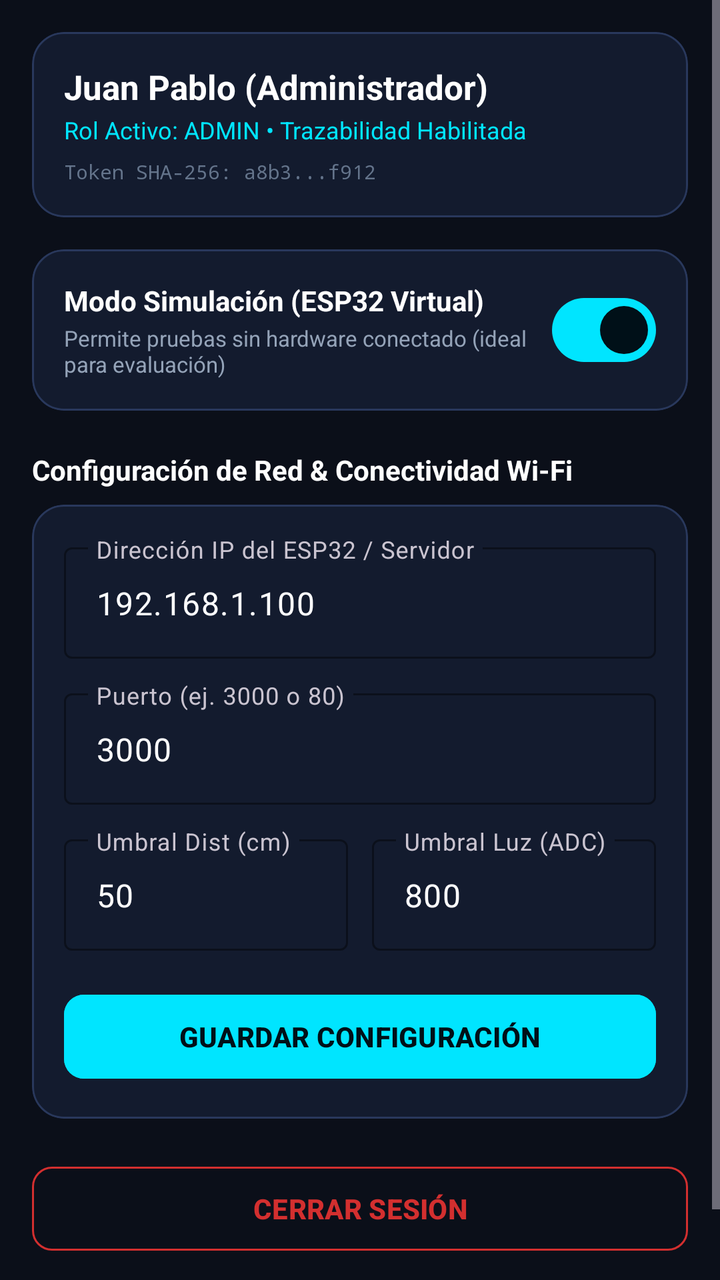
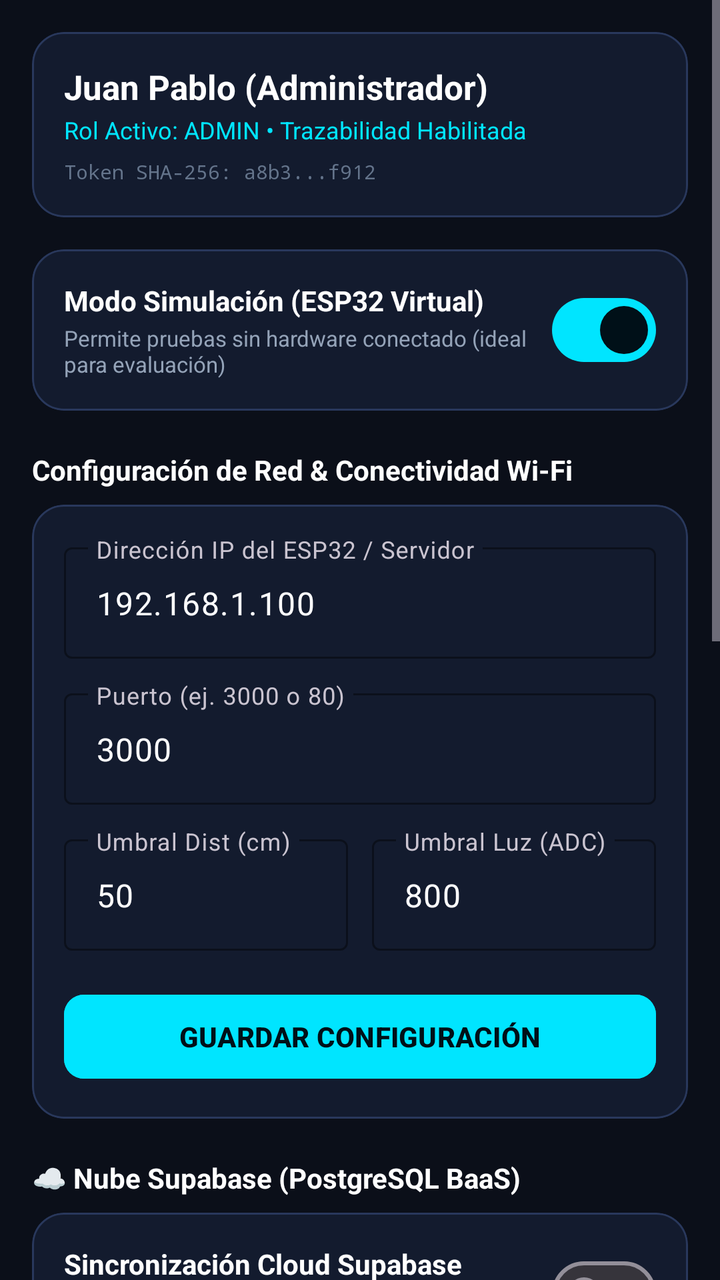

Before-and-after screenshots of an Android layout around one commit, followed by the original layout XML and the change that was made.
<!-- AndroidManifest.xml: application theme Theme.CentinelaIoT -->
<!-- res/layout/fragment_settings.xml -->
<?xml version="1.0" encoding="utf-8"?>
<ScrollView xmlns:android="http://schemas.android.com/apk/res/android"
    xmlns:app="http://schemas.android.com/apk/res-auto"
    android:layout_width="match_parent"
    android:layout_height="match_parent"
    android:background="@color/background"
    android:fillViewport="true">

    <LinearLayout
        android:layout_width="match_parent"
        android:layout_height="wrap_content"
        android:orientation="vertical"
        android:padding="16dp">

        
        <com.google.android.material.card.MaterialCardView
            android:layout_width="match_parent"
            android:layout_height="wrap_content"
            app:cardBackgroundColor="@color/surface"
            app:cardCornerRadius="16dp"
            app:strokeColor="@color/card_stroke"
            app:strokeWidth="1dp">

            <LinearLayout
                android:layout_width="match_parent"
                android:layout_height="wrap_content"
                android:orientation="vertical"
                android:padding="16dp">

                <TextView
                    android:id="@+id/tvCurrentUserName"
                    android:layout_width="wrap_content"
                    android:layout_height="wrap_content"
                    android:text="Juan Pablo (Administrador)"
                    android:textColor="@color/text_primary"
                    android:textSize="17sp"
                    android:textStyle="bold" />

                <TextView
                    android:id="@+id/tvCurrentUserRole"
                    android:layout_width="wrap_content"
                    android:layout_height="wrap_content"
                    android:layout_marginTop="2dp"
                    android:text="Rol Activo: ADMIN • Trazabilidad Habilitada"
                    android:textColor="@color/primary"
                    android:textSize="12sp" />

                <TextView
                    android:id="@+id/tvSessionToken"
                    android:layout_width="wrap_content"
                    android:layout_height="wrap_content"
                    android:layout_marginTop="6dp"
                    android:fontFamily="monospace"
                    android:text="Token SHA-256: a8b3...f912"
                    android:textColor="@color/text_muted"
                    android:textSize="10sp" />
            </LinearLayout>
        </com.google.android.material.card.MaterialCardView>

        
        <com.google.android.material.card.MaterialCardView
            android:layout_width="match_parent"
            android:layout_height="wrap_content"
            android:layout_marginTop="16dp"
            app:cardBackgroundColor="@color/surface"
            app:cardCornerRadius="16dp"
            app:strokeColor="@color/card_stroke"
            app:strokeWidth="1dp">

            <LinearLayout
                android:layout_width="match_parent"
                android:layout_height="wrap_content"
                android:orientation="vertical"
                android:padding="16dp">

                <LinearLayout
                    android:layout_width="match_parent"
                    android:layout_height="wrap_content"
                    android:gravity="center_vertical"
                    android:orientation="horizontal">

                    <LinearLayout
                        android:layout_width="0dp"
                        android:layout_height="wrap_content"
                        android:layout_weight="1"
                        android:orientation="vertical">

                        <TextView
                            android:layout_width="wrap_content"
                            android:layout_height="wrap_content"
                            android:text="@string/mode_simulation"
                            android:textColor="@color/text_primary"
                            android:textSize="14sp"
                            android:textStyle="bold" />

                        <TextView
                            android:layout_width="wrap_content"
                            android:layout_height="wrap_content"
                            android:layout_marginTop="2dp"
                            android:text="Permite pruebas sin hardware conectado (ideal para evaluación)"
                            android:textColor="@color/text_secondary"
                            android:textSize="11sp" />
                    </LinearLayout>

                    <com.google.android.material.materialswitch.MaterialSwitch
                        android:id="@+id/switchSimulatorMode"
                        android:layout_width="wrap_content"
                        android:layout_height="wrap_content"
                        android:checked="true" />
                </LinearLayout>
            </LinearLayout>
        </com.google.android.material.card.MaterialCardView>

        
        <TextView
            android:layout_width="wrap_content"
            android:layout_height="wrap_content"
            android:layout_marginTop="20dp"
            android:text="Configuración de Red &amp; Conectividad Wi-Fi"
            android:textColor="@color/text_primary"
            android:textSize="14sp"
            android:textStyle="bold" />

        <com.google.android.material.card.MaterialCardView
            android:layout_width="match_parent"
            android:layout_height="wrap_content"
            android:layout_marginTop="8dp"
            app:cardBackgroundColor="@color/surface"
            app:cardCornerRadius="16dp"
            app:strokeColor="@color/card_stroke"
            app:strokeWidth="1dp">

            <LinearLayout
                android:layout_width="match_parent"
                android:layout_height="wrap_content"
                android:orientation="vertical"
                android:padding="16dp">

                
                <com.google.android.material.textfield.TextInputLayout
                    style="@style/Widget.Material3.TextInputLayout.OutlinedBox"
                    android:layout_width="match_parent"
                    android:layout_height="wrap_content"
                    android:hint="@string/hint_ip_address"
                    app:boxStrokeColor="@color/primary">

                    <com.google.android.material.textfield.TextInputEditText
                        android:id="@+id/etEsp32Host"
                        android:layout_width="match_parent"
                        android:layout_height="wrap_content"
                        android:text="192.168.1.100"
                        android:textColor="@color/text_primary" />
                </com.google.android.material.textfield.TextInputLayout>

                
                <com.google.android.material.textfield.TextInputLayout
                    style="@style/Widget.Material3.TextInputLayout.OutlinedBox"
                    android:layout_width="match_parent"
                    android:layout_height="wrap_content"
                    android:layout_marginTop="12dp"
                    android:hint="@string/hint_port"
                    app:boxStrokeColor="@color/primary">

                    <com.google.android.material.textfield.TextInputEditText
                        android:id="@+id/etEsp32Port"
                        android:layout_width="match_parent"
                        android:layout_height="wrap_content"
                        android:inputType="number"
                        android:text="3000"
                        android:textColor="@color/text_primary" />
                </com.google.android.material.textfield.TextInputLayout>

                
                <LinearLayout
                    android:layout_width="match_parent"
                    android:layout_height="wrap_content"
                    android:layout_marginTop="12dp"
                    android:orientation="horizontal">

                    <com.google.android.material.textfield.TextInputLayout
                        style="@style/Widget.Material3.TextInputLayout.OutlinedBox"
                        android:layout_width="0dp"
                        android:layout_height="wrap_content"
                        android:layout_marginEnd="6dp"
                        android:layout_weight="1"
                        android:hint="Umbral Dist (cm)"
                        app:boxStrokeColor="@color/primary">

                        <com.google.android.material.textfield.TextInputEditText
                            android:id="@+id/etUmbralDist"
                            android:layout_width="match_parent"
                            android:layout_height="wrap_content"
                            android:inputType="number"
                            android:text="50"
                            android:textColor="@color/text_primary" />
                    </com.google.android.material.textfield.TextInputLayout>

                    <com.google.android.material.textfield.TextInputLayout
                        style="@style/Widget.Material3.TextInputLayout.OutlinedBox"
                        android:layout_width="0dp"
                        android:layout_height="wrap_content"
                        android:layout_marginStart="6dp"
                        android:layout_weight="1"
                        android:hint="Umbral Luz (ADC)"
                        app:boxStrokeColor="@color/primary">

                        <com.google.android.material.textfield.TextInputEditText
                            android:id="@+id/etUmbralLuz"
                            android:layout_width="match_parent"
                            android:layout_height="wrap_content"
                            android:inputType="number"
                            android:text="800"
                            android:textColor="@color/text_primary" />
                    </com.google.android.material.textfield.TextInputLayout>
                </LinearLayout>

                
                <com.google.android.material.button.MaterialButton
                    android:id="@+id/btnSaveSettings"
                    android:layout_width="match_parent"
                    android:layout_height="50dp"
                    android:layout_marginTop="18dp"
                    android:backgroundTint="@color/primary"
                    android:text="@string/btn_save_config"
                    android:textColor="@color/on_primary"
                    android:textStyle="bold"
                    app:cornerRadius="10dp" />

            </LinearLayout>
        </com.google.android.material.card.MaterialCardView>

        
        <com.google.android.material.button.MaterialButton
            android:id="@+id/btnLogout"
            style="@style/Widget.Material3.Button.OutlinedButton"
            android:layout_width="match_parent"
            android:layout_height="50dp"
            android:layout_marginTop="20dp"
            android:layout_marginBottom="32dp"
            android:text="@string/btn_logout"
            android:textColor="@color/inacap_red"
            android:textStyle="bold"
            app:cornerRadius="10dp"
            app:strokeColor="@color/inacap_red" />

    </LinearLayout>
</ScrollView>
<!-- resources referenced by this layout -->
<resources>
  <color name="background">#0B0F19</color>
  <color name="card_stroke">#29385C</color>
  <color name="inacap_red">#D32F2F</color>
  <color name="on_primary">#001018</color>
  <color name="primary">#00E5FF</color>
  <color name="surface">#131B2E</color>
  <color name="text_muted">#64748B</color>
  <color name="text_primary">#FFFFFF</color>
  <color name="text_secondary">#94A3B8</color>
  <string name="btn_logout">CERRAR SESIÓN</string>
  <string name="btn_save_config">GUARDAR CONFIGURACIÓN</string>
  <string name="hint_ip_address">Dirección IP del ESP32 / Servidor</string>
  <string name="hint_port">Puerto (ej. 3000 o 80)</string>
  <string name="mode_simulation">Modo Simulación (ESP32 Virtual)</string>
  <style name="Theme.CentinelaIoT" parent="Theme.Material3.Dark.NoActionBar">
          
          <item name="colorPrimary">@color/primary</item>
          <item name="colorOnPrimary">@color/on_primary</item>
          
          <item name="colorSecondary">@color/secondary</item>
          <item name="colorOnSecondary">@color/on_secondary</item>
          
          <item name="android:statusBarColor">@color/background</item>
          <item name="android:navigationBarColor">@color/background</item>
          
          <item name="android:windowBackground">@color/background</item>
          <item name="colorSurface">@color/surface</item>
          <item name="colorSurfaceVariant">@color/surface_variant</item>
      </style>
  <color name="secondary">#00E676</color>
  <color name="on_secondary">#00210A</color>
  <color name="surface_variant">#1E2945</color>
</resources>

<!-- the commit's change to res/layout/fragment_settings.xml (unified diff, before → after) -->
@@ -222,6 +222,204 @@
                     android:layout_marginTop="18dp"
                     android:backgroundTint="@color/primary"
                     android:text="@string/btn_save_config"
+                    android:textColor="@color/on_primary"
+                    android:textStyle="bold"
+                    app:cornerRadius="10dp" />
+
+            </LinearLayout>
+        </com.google.android.material.card.MaterialCardView>
+
+        
+        <TextView
+            android:layout_width="wrap_content"
+            android:layout_height="wrap_content"
+            android:layout_marginTop="20dp"
+            android:text="☁️ Nube Supabase (PostgreSQL BaaS)"
+            android:textColor="@color/text_primary"
+            android:textSize="14sp"
+            android:textStyle="bold" />
+
+        <com.google.android.material.card.MaterialCardView
+            android:layout_width="match_parent"
+            android:layout_height="wrap_content"
+            android:layout_marginTop="8dp"
+            app:cardBackgroundColor="@color/surface"
+            app:cardCornerRadius="16dp"
+            app:strokeColor="@color/card_stroke"
+            app:strokeWidth="1dp">
+
+            <LinearLayout
+                android:layout_width="match_parent"
+                android:layout_height="wrap_content"
+                android:orientation="vertical"
+                android:padding="16dp">
+
+                
+                <LinearLayout
+                    android:layout_width="match_parent"
+                    android:layout_height="wrap_content"
+                    android:gravity="center_vertical"
+                    android:orientation="horizontal">
+
+                    <LinearLayout
+                        android:layout_width="0dp"
+                        android:layout_height="wrap_content"
+                        android:layout_weight="1"
+                        android:orientation="vertical">
+
+                        <TextView
+                            android:layout_width="wrap_content"
+                            android:layout_height="wrap_content"
+                            android:text="Sincronización Cloud Supabase"
+                            android:textColor="@color/text_primary"
+                            android:textSize="14sp"
+                            android:textStyle="bold" />
+
+                        <TextView
+                            android:layout_width="wrap_content"
+                            android:layout_height="wrap_content"
+                            android:layout_marginTop="2dp"
+                            android:text="Sincroniza roles, usuarios y telemetría con tu base de datos remota"
+                            android:textColor="@color/text_secondary"
+                            android:textSize="11sp" />
+                    </LinearLayout>
+
+                    <com.google.android.material.materialswitch.MaterialSwitch
+                        android:id="@+id/switchSupabaseSync"
+                        android:layout_width="wrap_content"
+                        android:layout_height="wrap_content" />
+                </LinearLayout>
+
+                
+                <com.google.android.material.textfield.TextInputLayout
+                    style="@style/Widget.Material3.TextInputLayout.OutlinedBox"
+                    android:layout_width="match_parent"
+                    android:layout_height="wrap_content"
+                    android:layout_marginTop="14dp"
+                    android:hint="URL Proyecto Supabase (ej: https://xyz.supabase.co)"
+                    app:boxStrokeColor="@color/primary">
+
+                    <com.google.android.material.textfield.TextInputEditText
+                        android:id="@+id/etSupabaseUrl"
+                        android:layout_width="match_parent"
+                        android:layout_height="wrap_content"
+                        android:inputType="textUri"
+                        android:textColor="@color/text_primary" />
+                </com.google.android.material.textfield.TextInputLayout>
+
+                
+                <com.google.android.material.textfield.TextInputLayout
+                    style="@style/Widget.Material3.TextInputLayout.OutlinedBox"
+                    android:layout_width="match_parent"
+                    android:layout_height="wrap_content"
+                    android:layout_marginTop="12dp"
+                    android:hint="Supabase Anon Key (eyJ...)"
+                    app:boxStrokeColor="@color/primary">
+
+                    <com.google.android.material.textfield.TextInputEditText
+                        android:id="@+id/etSupabaseKey"
+                        android:layout_width="match_parent"
+                        android:layout_height="wrap_content"
+                        android:inputType="textPassword"
+                        android:textColor="@color/text_primary" />
+                </com.google.android.material.textfield.TextInputLayout>
+
+                
+                <TextView
+                    android:id="@+id/tvSupabaseStatus"
+                    android:layout_width="wrap_content"
+                    android:layout_height="wrap_content"
+                    android:layout_marginTop="8dp"
+                    android:text="Estado: Desconectado de Supabase"
+                    android:textColor="@color/text_muted"
+                    android:textSize="12sp" />
+
+                
+                <LinearLayout
+                    android:layout_width="match_parent"
+                    android:layout_height="wrap_content"
+                    android:layout_marginTop="14dp"
+                    android:orientation="horizontal">
+
+                    <com.google.android.material.button.MaterialButton
+                        android:id="@+id/btnTestSupabase"
+                        style="@style/Widget.Material3.Button.OutlinedButton"
+                        android:layout_width="0dp"
+                        android:layout_height="48dp"
+                        android:layout_marginEnd="6dp"
+                        android:layout_weight="1"
+                        android:text="Probar Conexión"
+                        android:textColor="@color/primary"
+                        android:textSize="12sp"
+                        app:strokeColor="@color/primary" />
+
+                    <com.google.android.material.button.MaterialButton
+                        android:id="@+id/btnSyncSupabase"
+                        android:layout_width="0dp"
+                        android:layout_height="48dp"
+                        android:layout_marginStart="6dp"
+                        android:layout_weight="1"
+                        android:backgroundTint="@color/secondary"
+                        android:text="Sincronizar"
+                        android:textColor="@color/on_secondary"
+                        android:textSize="12sp"
+                        android:textStyle="bold" />
+                </LinearLayout>
+
+                
+                <com.google.android.material.button.MaterialButton
+                    android:id="@+id/btnCopySqlScript"
+                    style="@style/Widget.Material3.Button.TextButton"
+                    android:layout_width="match_parent"
+                    android:layout_height="wrap_content"
+                    android:layout_marginTop="6dp"
+                    android:text="📜 Ver / Copiar Script SQL para Supabase"
+                    android:textColor="@color/text_secondary"
+                    android:textSize="12sp" />
+
+            </LinearLayout>
+        </com.google.android.material.card.MaterialCardView>
+
+        
+        <com.google.android.material.card.MaterialCardView
+            android:id="@+id/cardAdminPanel"
+            android:layout_width="match_parent"
+            android:layout_height="wrap_content"
+            android:layout_marginTop="20dp"
+            app:cardBackgroundColor="@color/surface"
+            app:cardCornerRadius="16dp"
+            app:strokeColor="@color/primary"
+            app:strokeWidth="1dp">
+
+            <LinearLayout
+                android:layout_width="match_parent"
+                android:layout_height="wrap_content"
+                android:orientation="vertical"
+                android:padding="16dp">
+
+                <TextView
+                    android:layout_width="wrap_content"
+                    android:layout_height="wrap_content"
+                    android:text="👑 Gestión de Roles y Operadores (RBAC)"
+                    android:textColor="@color/primary"
+                    android:textSize="15sp"
+                    android:textStyle="bold" />
+
+                <TextView
+                    android:layout_width="wrap_content"
+                    android:layout_height="wrap_content"
+                    android:layout_marginTop="4dp"
+                    android:text="Como Administrador puedes crear nuevos roles personalizados con permisos específicos (desarme, pestillo, GPIO) y dar de alta o baja operadores."
+                    android:textColor="@color/text_secondary"
+                    android:textSize="12sp" />
+
+                <com.google.android.material.button.MaterialButton
+                    android:id="@+id/btnOpenAdminPanel"
+                    android:layout_width="match_parent"
+                    android:layout_height="50dp"
+                    android:layout_marginTop="14dp"
+                    android:backgroundTint="@color/primary"
+                    android:text="GESTIONAR ROLES Y USUARIOS"
                     android:textColor="@color/on_primary"
                     android:textStyle="bold"
                     app:cornerRadius="10dp" />
